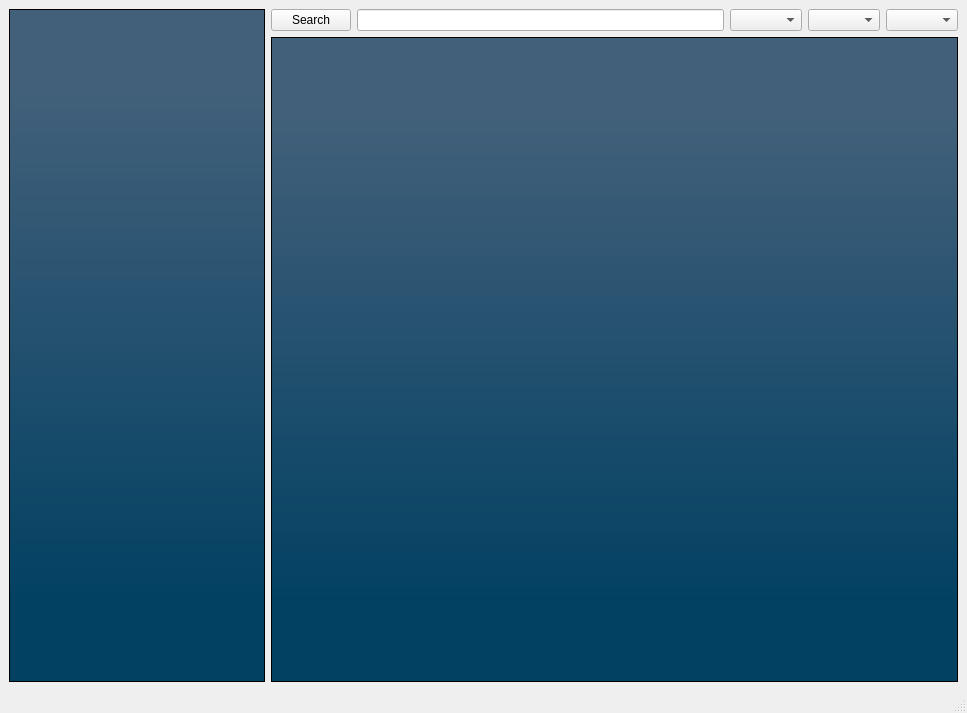
Above: Maya_Tools/Developer/Main/UI/libraryTexturesUI.ui from code-google-com/mayatools before the change. Below: the same form after it.
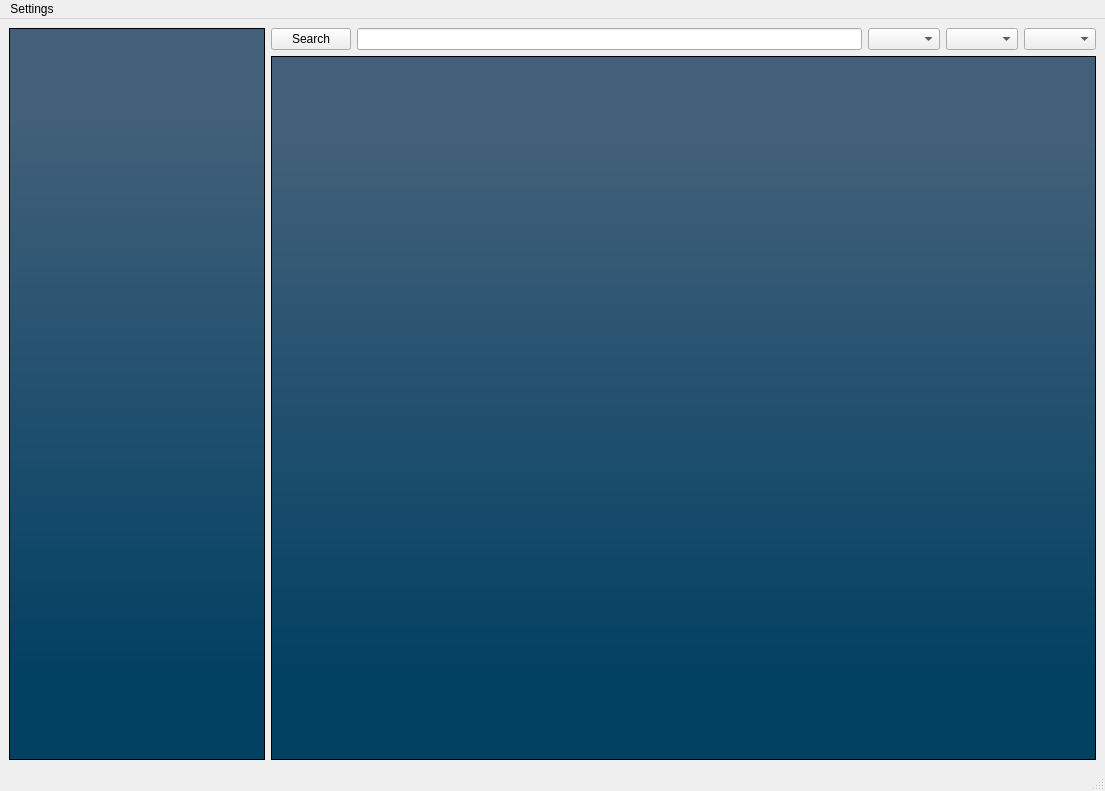
That is the form after the change. Icons and pictures are not drawn.

The edit to the form file:
```diff
--- a/Maya_Tools/Developer/Main/UI/libraryTexturesUI.ui
+++ b/Maya_Tools/Developer/Main/UI/libraryTexturesUI.ui
@@ -6,8 +6,8 @@
    <rect>
     <x>0</x>
     <y>0</y>
-    <width>967</width>
-    <height>713</height>
+    <width>1105</width>
+    <height>791</height>
    </rect>
   </property>
   <property name="windowTitle">
@@ -670,31 +670,11 @@
         <item>
          <layout class="QVBoxLayout" name="verticalLayout">
           <item>
-           <widget class="QListView" name="listView">
-            <property name="contextMenuPolicy">
-             <enum>Qt::CustomContextMenu</enum>
-            </property>
+           <widget class="QGraphicsView" name="graphicsView">
             <property name="styleSheet">
              <string notr="true">background-color: qlineargradient(spread:pad, x1:0.523, y1:0.119, x2:0.523, y2:0.87, stop:0 rgba(66, 96, 122, 255), stop:1 rgba(3, 65, 99, 255));
-color: rgb(255, 255, 255);</string>
-            </property>
-            <property name="textElideMode">
-             <enum>Qt::ElideMiddle</enum>
-            </property>
-            <property name="resizeMode">
-             <enum>QListView::Adjust</enum>
-            </property>
-            <property name="viewMode">
-             <enum>QListView::IconMode</enum>
-            </property>
-            <property name="modelColumn">
-             <number>0</number>
-            </property>
-            <property name="uniformItemSizes">
-             <bool>true</bool>
-            </property>
-            <property name="wordWrap">
-             <bool>true</bool>
+color: rgb(255, 255, 255);
+background-image: url(:/images/strip.png);</string>
             </property>
            </widget>
           </item>
@@ -711,10 +691,16 @@
     <rect>
      <x>0</x>
      <y>0</y>
-     <width>967</width>
-     <height>21</height>
+     <width>1105</width>
+     <height>26</height>
     </rect>
    </property>
+   <widget class="QMenu" name="menuSettings">
+    <property name="title">
+     <string>Settings</string>
+    </property>
+   </widget>
+   <addaction name="menuSettings"/>
   </widget>
   <widget class="QStatusBar" name="statusbar"/>
   <action name="actionMerge">
```
Left out of the diff: 19 changed lines with no effect on the pictures.
